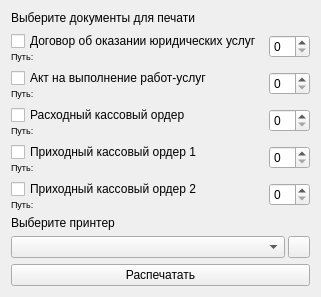
kos1posha/lawyer_helper, file design/PrintDocxWindow.ui: the form before one commit.
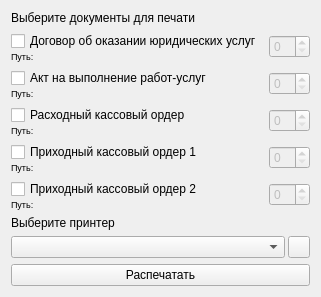
The form after the commit. Icons and pictures are not drawn.

Commit message: Fix (i hope) slots in print docx control

What changed in the file:
```diff
--- a/design/PrintDocxWindow.ui
+++ b/design/PrintDocxWindow.ui
@@ -319,6 +319,9 @@
    </item>
    <item row="1" column="1">
     <widget class="QSpinBox" name="sb_contract_count">
+     <property name="enabled">
+      <bool>false</bool>
+     </property>
      <property name="sizePolicy">
       <sizepolicy hsizetype="Fixed" vsizetype="Fixed">
        <horstretch>0</horstretch>
@@ -329,6 +332,9 @@
    </item>
    <item row="3" column="1">
     <widget class="QSpinBox" name="sb_coef_count">
+     <property name="enabled">
+      <bool>false</bool>
+     </property>
      <property name="sizePolicy">
       <sizepolicy hsizetype="Fixed" vsizetype="Fixed">
        <horstretch>0</horstretch>
@@ -339,6 +345,9 @@
    </item>
    <item row="4" column="1">
     <widget class="QSpinBox" name="sb_corf1_count">
+     <property name="enabled">
+      <bool>false</bool>
+     </property>
      <property name="sizePolicy">
       <sizepolicy hsizetype="Fixed" vsizetype="Fixed">
        <horstretch>0</horstretch>
@@ -349,6 +358,9 @@
    </item>
    <item row="2" column="1">
     <widget class="QSpinBox" name="sb_act_count">
+     <property name="enabled">
+      <bool>false</bool>
+     </property>
      <property name="sizePolicy">
       <sizepolicy hsizetype="Fixed" vsizetype="Fixed">
        <horstretch>0</horstretch>
@@ -359,6 +371,9 @@
    </item>
    <item row="5" column="1">
     <widget class="QSpinBox" name="sb_corf2_count">
+     <property name="enabled">
+      <bool>false</bool>
+     </property>
      <property name="sizePolicy">
       <sizepolicy hsizetype="Fixed" vsizetype="Fixed">
        <horstretch>0</horstretch>
```
Left out of the diff: 15 changed lines with no effect on the pictures. The commit also changes 29 other files.
